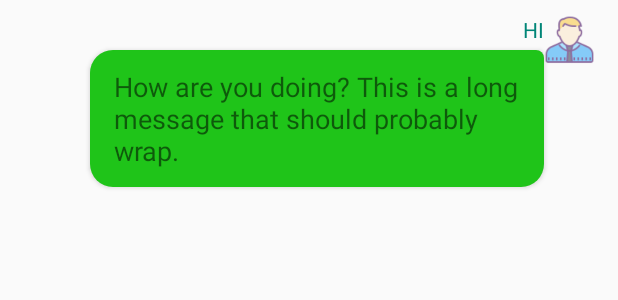
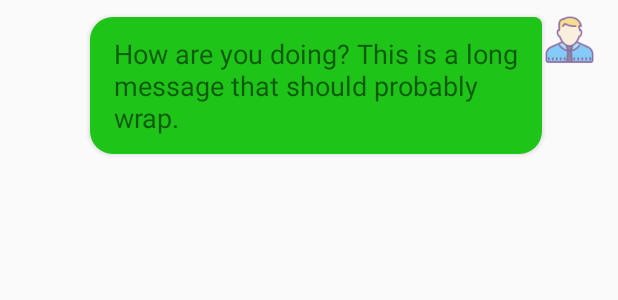
Before and after one commit to gupt0070/Android_Lab06, an Android app: the layout activity_main_send.xml on its own in the app's theme, with its tools: preview values and no code run, on a phone screen of 412 x 824 dp. Shown: the top 300 px of the screen. Run offline under Robolectric (Android 15) with nearby library versions, the phone set to English and light mode, and no system bars.

Commit message:
Finished Lab7

```diff
--- a/app/src/main/res/layout/activity_main_send.xml
+++ b/app/src/main/res/layout/activity_main_send.xml
@@ -24,19 +24,20 @@
         android:layout_width="wrap_content"
         android:layout_height="wrap_content"
         android:paddingBottom="4dp"
-        android:text="HI"
         android:textColor="@color/colorPrimary"/>
+
     <TextView
+        android:id="@+id/textViewMessage"
         android:layout_width="wrap_content"
         android:layout_height="wrap_content"
-        android:id="@+id/textViewMessage"
         android:layout_below="@+id/receiverName"
         android:layout_alignEnd="@+id/receiverName"
+        android:layout_marginTop="-22dp"
+        android:layout_marginEnd="1dp"
         android:background="@drawable/receive_message"
+        android:elevation="2dp"
+        android:paddingHorizontal="16dp"
         android:paddingVertical="12dp"
-        android:paddingHorizontal="16dp"
-        android:elevation="2dp"
-        android:textSize="18dp"
         android:text="How are you doing? This is a long message that should probably wrap."
-        />
+        android:textSize="18dp" />
 </RelativeLayout>
```
